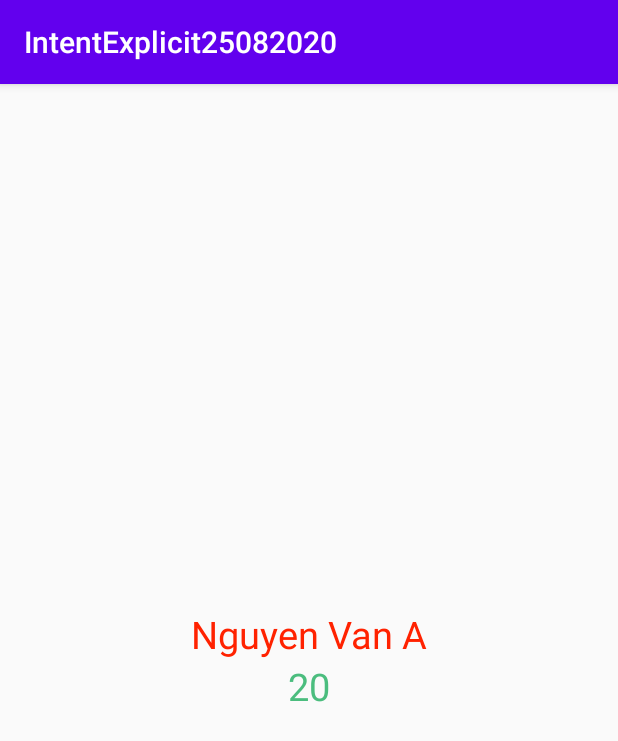
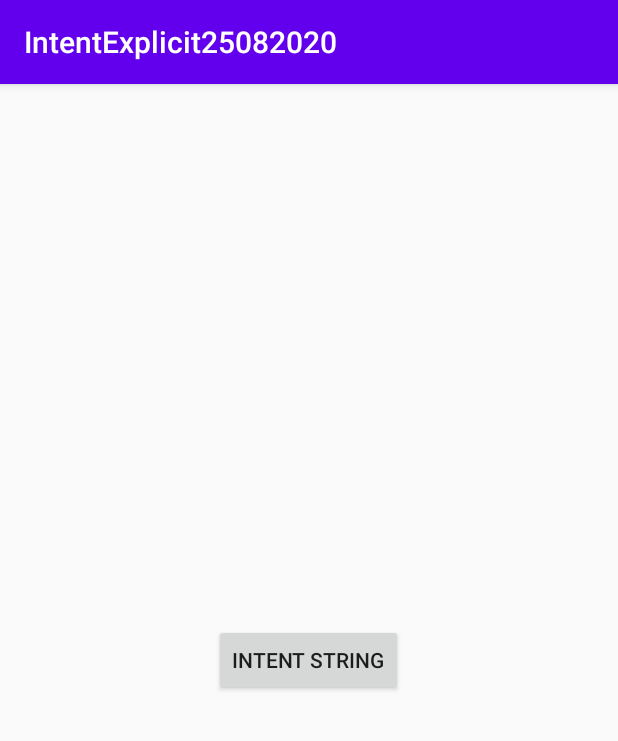
Before and after one commit to phamtanphat/IntentExplicit25082020, an Android app: the screen it shows after launch (MainActivity), on a phone screen of 412 x 824 dp. Shown: the top 741 px of the screen. Run offline under Robolectric (Android 15) with nearby library versions, the phone set to English and light mode, and no system bars.

Commit message:
send string

```diff
--- /dev/null
+++ b/app/src/main/java/com/example/intentexplicit25082020/AppConstant.java
@@ -0,0 +1,5 @@
+package com.example.intentexplicit25082020;
+
+public class AppConstant {
+    public static final String KEY_STRING = "STRING";
+}
--- a/app/src/main/java/com/example/intentexplicit25082020/MainActivity.java
+++ b/app/src/main/java/com/example/intentexplicit25082020/MainActivity.java
@@ -4,8 +4,10 @@ import androidx.appcompat.app.AppCompatActivity;
 import androidx.databinding.DataBindingUtil;
 
 import android.app.Activity;
+import android.content.Intent;
 import android.os.Bundle;
 import android.os.Handler;
+import android.view.View;
 
 import com.example.intentexplicit25082020.databinding.ActivityMainBinding;
 
@@ -18,8 +20,14 @@ public class MainActivity extends AppCompatActivity {
         mBinding = ActivityMainBinding.inflate(getLayoutInflater());
         setContentView(mBinding.getRoot());
 
-        mBinding.textviewAge.setText("20");
-        mBinding.textviewName.setText("Nguyen Van A");
+        mBinding.buttonString.setOnClickListener(new View.OnClickListener() {
+            @Override
+            public void onClick(View v) {
+                Intent intent = new Intent(MainActivity.this,MainActivity2.class);
+                intent.putExtra(AppConstant.KEY_STRING,"hello");
+                startActivity(intent);
+            }
+        });
 
     }
 }
--- a/app/src/main/res/layout/activity_main.xml
+++ b/app/src/main/res/layout/activity_main.xml
@@ -8,23 +8,10 @@
     android:orientation="vertical"
     tools:context=".MainActivity">
 
-    <!--    <Button-->
-    <!--        android:text="Intent String"-->
-    <!--        android:id="@+id/buttonString"-->
-    <!--        android:layout_width="wrap_content"-->
-    <!--        android:layout_height="wrap_content"/>-->
-    <TextView
-        android:id="@+id/textviewName"
-        android:layout_width="wrap_content"
-        android:layout_height="wrap_content"
-        android:text="@{person.name}"
-        android:textColor="#f20"
-        android:textSize="25sp" />
+        <Button
+            android:text="Intent String"
+            android:id="@+id/buttonString"
+            android:layout_width="wrap_content"
+            android:layout_height="wrap_content"/>
 
-    <TextView
-        android:id="@+id/textviewAge"
-        android:layout_width="wrap_content"
-        android:layout_height="wrap_content"
-        android:textColor="#4BBD7E"
-        android:textSize="25sp" />
 </LinearLayout>
```
Also changed, not shown: app/src/main/java/com/example/intentexplicit25082020/MainActivity2.java (+9 -0 lines).
